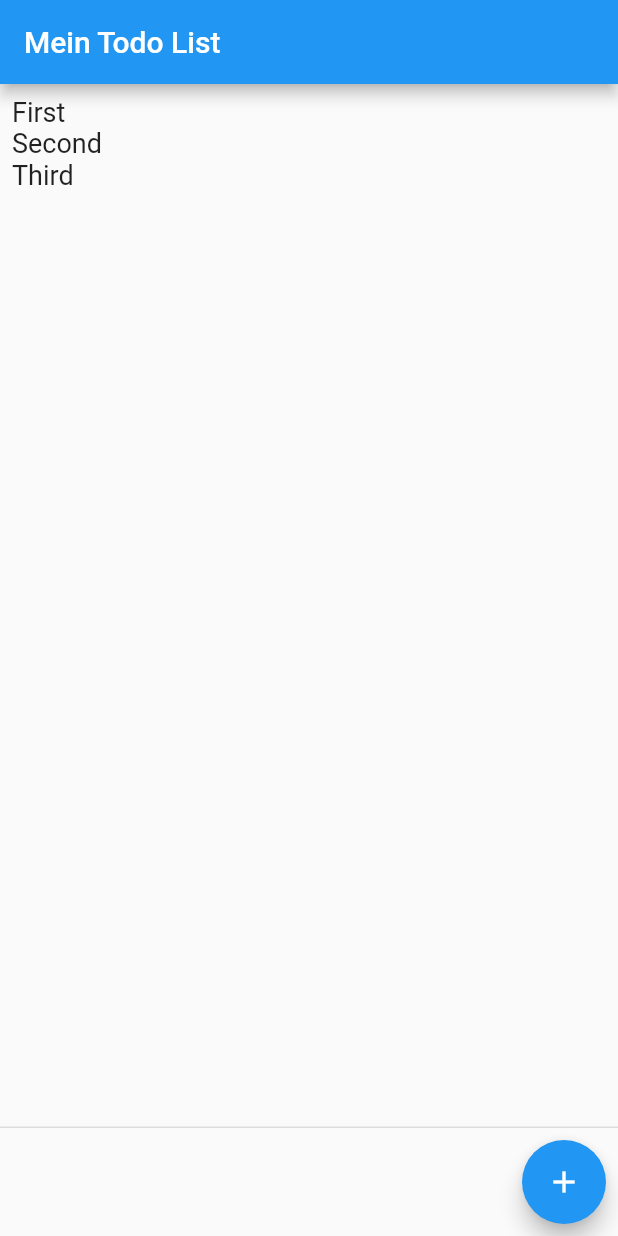
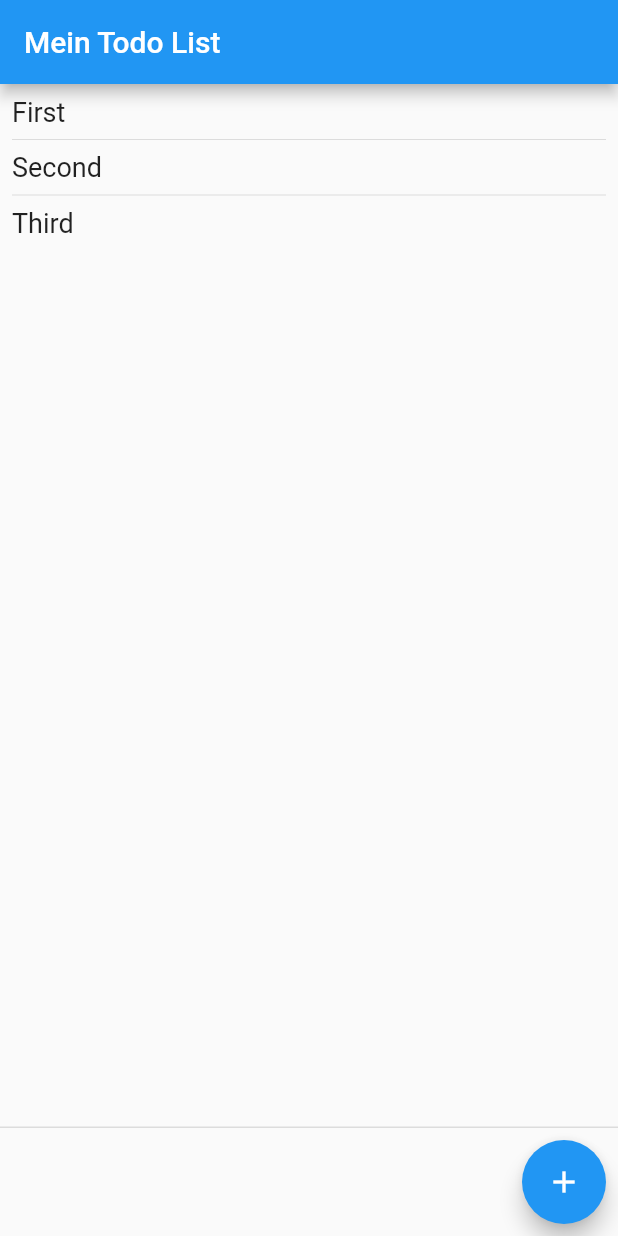
Before and after one commit to KushnarevOR/TodoApp, a Flutter app: the screen it shows after launch, on a phone screen of 412 x 824 dp. Run offline on Flutter 3.47's test engine with Material 2 defaults, Android fonts, the phone set to English and light mode, and no system bars.

Commit message:
Added list separators

```diff
--- a/lib/main.dart
+++ b/lib/main.dart
@@ -48,12 +48,13 @@ class MainScreenState extends State<MainScreen> {
       appBar: AppBar(title: Text("Mein Todo List")),
       body: SizedBox(
         // height: 100,
-        child: ListView.builder(
+        child: ListView.separated(
           padding: const EdgeInsets.all(8),
           itemCount: list.count(),
           itemBuilder: (BuildContext context, int index) {
             return Text(list.list[index].text, style: TextStyle(fontSize: 18));
-            }
+          },
+          separatorBuilder: (BuildContext context, int index) => Divider(),
         ),
       ),
       persistentFooterButtons: [
```
Lines whose indentation alone changed are shown as unchanged.
